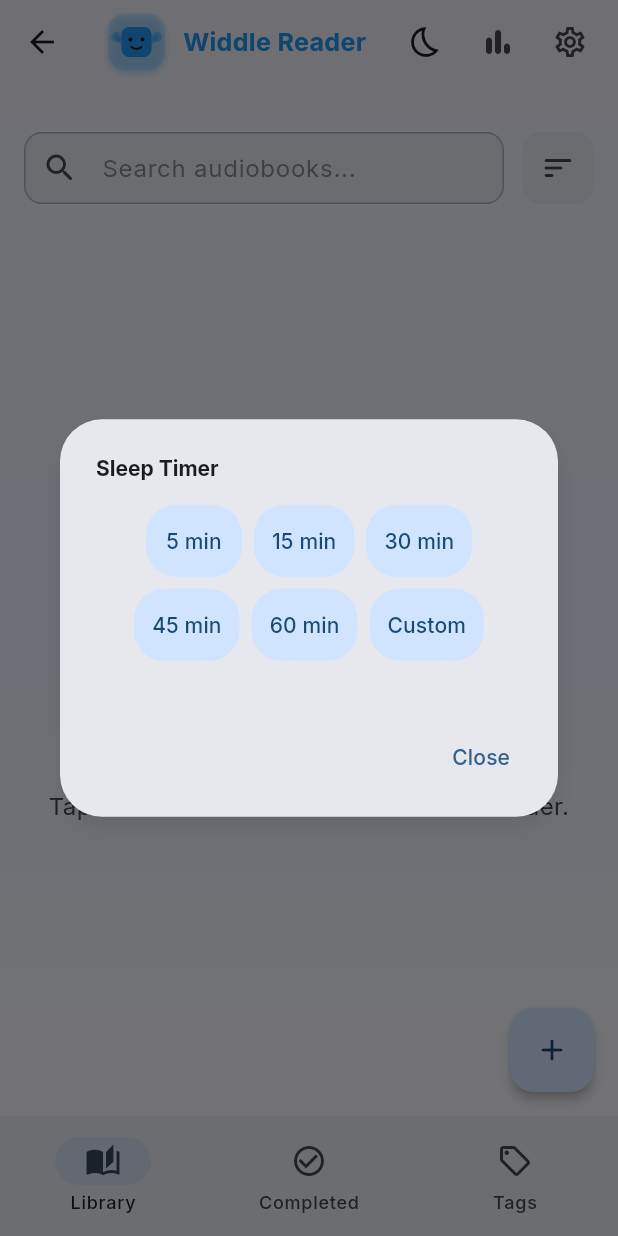
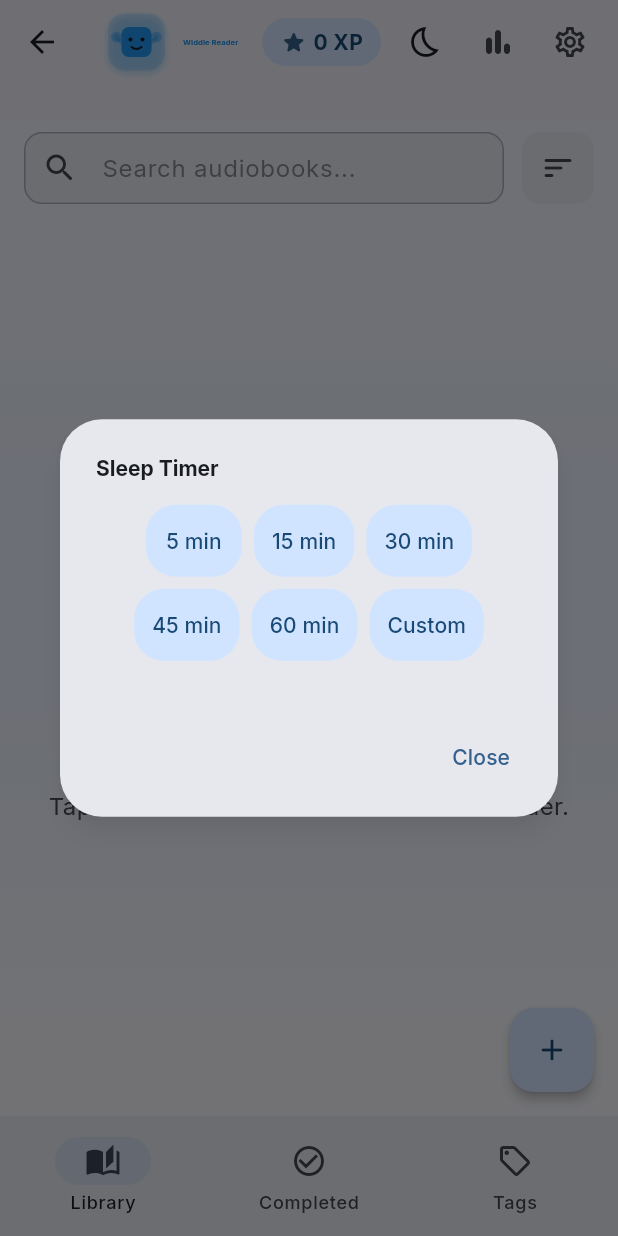
Before and after one commit to rajatmshukla/widdle_reader, a Flutter app: the LibraryScreen screen opened by its route, after a tap on the "bedtime" icon, on a phone screen of 412 x 824 dp. Run offline on Flutter 3.47's test engine with Material 3 defaults, Android fonts, the phone set to English and light mode, and no system bars; our stand-ins replace audio_service, device_info_plus, file_picker, fl_chart, flutter_colorpicker, flutter_riverpod and 10 more; missing offline and left inert: audio_session, ffmpeg_kit_flutter_new_audio, flutter_media_metadata; accounts and stored records are empty.

Commit message:
feat: Implement core application services for data storage, audio playback, and achievements, alongside foundational UI components.

```diff
--- a/lib/main.dart
+++ b/lib/main.dart
@@ -19,6 +19,7 @@ import 'theme.dart';
 import 'services/storage_service.dart';
 import 'services/simple_audio_service.dart';
 import 'services/statistics_service.dart';
+import 'services/achievement_service.dart';
 
 // Define a global navigator key to access context from anywhere
 final GlobalKey<NavigatorState> navigatorKey = GlobalKey<NavigatorState>();
@@ -113,6 +114,11 @@ Future<void> _initializeDataIntegrity() async {
     await statisticsService.initialize();
     _logDebug("Statistics service initialized with session recovery");
 
+    // Initialize achievement service for gamification
+    final achievementService = AchievementService();
+    await achievementService.initialize();
+    _logDebug("Achievement service initialized");
+
     _logDebug("Data integrity system initialized successfully");
   } catch (e) {
     _logDebug("Error initializing data integrity system: $e");
--- a/lib/models/achievement_definitions.dart
+++ b/lib/models/achievement_definitions.dart
@@ -181,6 +181,90 @@ class AchievementDefinitions {
       category: AchievementCategory.special,
       targetValue: 240,
     ),
+
+    // =========================
+    // BOOKS ACHIEVEMENTS
+    // =========================
+    'book_first': Achievement(
+      id: 'book_first',
+      name: 'First Finish',
+      description: 'Complete your first audiobook',
+      icon: Icons.menu_book,
+      tier: AchievementTier.bronze,
+      category: AchievementCategory.books,
+      targetValue: 1,
+    ),
+    'book_5': Achievement(
+      id: 'book_5',
+      name: 'Bookshelf Builder',
+      description: 'Complete 5 audiobooks',
+      icon: Icons.menu_book,
+      tier: AchievementTier.silver,
+      category: AchievementCategory.books,
+      targetValue: 5,
+    ),
+    'book_10': Achievement(
+      id: 'book_10',
+      name: 'Library Curator',
+      description: 'Complete 10 audiobooks',
+      icon: Icons.menu_book,
+      tier: AchievementTier.gold,
+      category: AchievementCategory.books,
+      targetValue: 10,
+    ),
+    'book_25': Achievement(
+      id: 'book_25',
+      name: 'Avid Reader',
+      description: 'Complete 25 audiobooks',
+      icon: Icons.menu_book,
+      tier: AchievementTier.platinum,
+      category: AchievementCategory.books,
+      targetValue: 25,
+    ),
+
+    // =========================
+    // EXPLORER ACHIEVEMENTS
+    // =========================
+    'explore_genres': Achievement(
+      id: 'explore_genres',
+      name: 'Genre Explorer',
+      description: 'Listen to 3 different books',
+      icon: Icons.explore,
+      tier: AchievementTier.bronze,
+      category: AchievementCategory.explorer,
+      targetValue: 3,
+    ),
+    'explore_long': Achievement(
+      id: 'explore_long',
+      name: 'Marathon Book',
+      description: 'Finish a book longer than 10 hours',
+      icon: Icons.explore,
+      tier: AchievementTier.silver,
+      category: AchievementCategory.explorer,
+      targetValue: 1,
+    ),
+
+    // =========================
+    // ENHANCED SESSION ACHIEVEMENTS
+    // =========================
+    'session_long_30': Achievement(
+      id: 'session_long_30',
+      name: 'Deep Diver',
+      description: 'Complete a 30+ minute session',
+      icon: Icons.timelapse,
+      tier: AchievementTier.bronze,
+      category: AchievementCategory.sessions,
+      targetValue: 30,
+    ),
+    'session_long_60': Achievement(
+      id: 'session_long_60',
+      name: 'Hour of Power',
+      description: 'Complete a 60+ minute session',
+      icon: Icons.hourglass_full,
+      tier: AchievementTier.silver,
+      category: AchievementCategory.sessions,
+      targetValue: 60,
+    ),
   };
 
   /// Get achievements by category
--- a/lib/screens/library_screen.dart
+++ b/lib/screens/library_screen.dart
@@ -22,6 +22,7 @@ import '../widgets/tag_assignment_dialog.dart';
 import '../widgets/search_bar_widget.dart';
 import '../widgets/detailed_loading_widget.dart';
 import '../widgets/mini_player_widget.dart';
+import '../widgets/xp_badge.dart';
 import '../models/audiobook.dart';
 import '../models/tag.dart';
 import '../services/storage_service.dart';
@@ -779,6 +780,12 @@ class _LibraryScreenState extends ConsumerState<LibraryScreen>
                 ],
               ),
               actions: [
+                // XP Badge
+                const Padding(
+                  padding: EdgeInsets.only(right: 6),
+                  child: XPBadge(),
+                ),
+
                 // Sleep Timer button
                 IconButton(
                   icon: CountdownTimerWidget(
--- a/lib/services/achievement_service.dart
+++ b/lib/services/achievement_service.dart
@@ -5,6 +5,7 @@ import 'dart:async';
 import '../models/achievement.dart';
 import '../models/achievement_definitions.dart';
 import 'statistics_service.dart';
+import 'storage_service.dart';
 
 /// Service for managing achievements and badge unlocking
 class AchievementService {
@@ -20,6 +21,7 @@ class AchievementService {
   // Cached instance
   SharedPreferences? _prefs;
   final StatisticsService _statsService = StatisticsService();
+  final StorageService _storageService = StorageService();
 
   // Unlocked achievements cache
   final Map<String, Achievement> _unlockedAchievements = {};
@@ -93,6 +95,13 @@ class AchievementService {
           '${now.year}-${now.month.toString().padLeft(2, '0')}-${now.day.toString().padLeft(2, '0')}';
       final todayStats = await _statsService.getDailyStats(todayString);
 
+      // Get completed books count
+      final completedBooks = await _storageService.getCompletedBooks();
+      final completedBooksCount = completedBooks.length;
+
+      // Get unique books listened to
+      final uniqueBooks = todayStats.bookDurations.keys.length;
+
       // Check each achievement
       for (final definition in AchievementDefinitions.all.values) {
         if (_unlockedAchievements.containsKey(definition.id)) {
@@ -108,6 +117,8 @@ class AchievementService {
           todayMinutes: todayStats.totalMinutes,
           currentHour: now.hour,
           isWeekend: now.weekday == 6 || now.weekday == 7,
+          booksCompleted: completedBooksCount,
+          uniqueBooksListened: uniqueBooks,
         );
 
         if (shouldUnlock) {
@@ -140,6 +151,8 @@ class AchievementService {
     required int todayMinutes,
     required int currentHour,
     required bool isWeekend,
+    required int booksCompleted,
+    required int uniqueBooksListened,
   }) {
     final target = achievement.targetValue ?? 0;
 
@@ -151,7 +164,23 @@ class AchievementService {
         return longestStreak >= target;
 
       case AchievementCategory.sessions:
+        // Handle session length achievements
+        if (achievement.id == 'session_long_30' || achievement.id == 'session_long_60') {
+          // These are checked differently - need session duration tracking
+          // For now, approximate: if today's minutes >= target, assume a long session
+          return todayMinutes >= target;
+        }
         return sessionCount >= target;
+
+      case AchievementCategory.books:
+        return booksCompleted >= target;
+
+      case AchievementCategory.explorer:
+        if (achievement.id == 'explore_genres') {
+          return uniqueBooksListened >= target;
+        }
+        // explore_long requires finishing a long book - tracked separately
+        return false;
 
       case AchievementCategory.special:
         return _checkSpecialAchievement(
@@ -161,9 +190,6 @@ class AchievementService {
           currentHour: currentHour,
           isWeekend: isWeekend,
         );
-
-      default:
-        return false;
     }
   }
 
@@ -254,6 +280,31 @@ class AchievementService {
   /// Get total achievement count
   int get totalCount => AchievementDefinitions.totalCount;
 
+  /// Calculate total XP from unlocked achievements
+  int getTotalXP() {
+    int totalXP = 0;
+    for (final achievement in _unlockedAchievements.values) {
+      switch (achievement.tier) {
+        case AchievementTier.bronze:
+          totalXP += 10;
+          break;
+        case AchievementTier.silver:
+          totalXP += 25;
+          break;
+        case AchievementTier.gold:
+          totalXP += 50;
+          break;
+        case AchievementTier.platinum:
+          totalXP += 100;
+          break;
+        case AchievementTier.diamond:
+          totalXP += 250;
+          break;
+      }
+    }
+    return totalXP;
+  }
+
   /// Get achievements by category
   Future<Map<AchievementCategory, List<Achievement>>> getAchievementsByCategory() async {
     final all = await getAllAchievements();
--- a/lib/services/simple_audio_service.dart
+++ b/lib/services/simple_audio_service.dart
@@ -39,6 +39,7 @@ class SimpleAudioService {
   final _currentChapterSubject = BehaviorSubject<int>.seeded(0);
   final _playingSubject = BehaviorSubject<bool>.seeded(false);
   final _speedSubject = BehaviorSubject<double>.seeded(1.0);
+  final _audiobookSubject = BehaviorSubject<Audiobook?>.seeded(null);
 
   // Timer for auto-saving
   Timer? _autoSaveTimer;
@@ -60,6 +61,7 @@ class SimpleAudioService {
   Stream<int> get currentChapterStream => _currentChapterSubject.stream;
   Stream<bool> get playingStream => _playingSubject.stream;
   Stream<double> get speedStream => _speedSubject.stream;
+  Stream<Audiobook?> get audiobookStream => _audiobookSubject.stream;
 
   // Current state getters
   Duration get position => _player.position;
@@ -95,6 +97,7 @@ class SimpleAudioService {
     // Update streams to reflect 'stopped/empty' state
     _currentChapterSubject.add(0);
     _playingSubject.add(false);
+    _audiobookSubject.add(null); // Notify UI components to clear stale references
 
     // Reset restoring flag after a short delay to ensure stop() events have processed
     Future.delayed(const Duration(milliseconds: 500), () {
@@ -296,6 +299,7 @@ class SimpleAudioService {
       await stopCurrentPlayback();
 
       _currentAudiobook = audiobook;
+      _audiobookSubject.add(audiobook); // Notify UI components of new audiobook
       _currentChapterIndex = startChapter.clamp(
         0,
         audiobook.chapters.length - 1,
--- a/lib/widgets/mini_player_widget.dart
+++ b/lib/widgets/mini_player_widget.dart
@@ -20,6 +20,7 @@ class _MiniPlayerWidgetState extends State<MiniPlayerWidget>
 
   StreamSubscription? _playingSubscription;
   StreamSubscription? _chapterSubscription;
+  StreamSubscription? _audiobookSubscription;
 
   bool _isPlaying = false;
   Audiobook? _currentAudiobook;
@@ -83,6 +84,29 @@ class _MiniPlayerWidgetState extends State<MiniPlayerWidget>
       }
     });
 
+    // Listen to audiobook changes (including null from backup restore)
+    _audiobookSubscription = _audioService.audiobookStream.listen((audiobook) {
+      debugPrint('MiniPlayer: audiobookStream update: ${audiobook?.title}');
+      if (mounted) {
+        final wasVisible = _currentAudiobook != null;
+        setState(() {
+          _currentAudiobook = audiobook;
+        });
+
+        // Handle visibility transitions
+        if (audiobook == null && wasVisible) {
+          // Audiobook cleared (e.g., after restore), hide mini-player
+          debugPrint('MiniPlayer: Animate out (audiobook cleared)');
+          _slideController.reverse();
+        } else if (audiobook != null && !wasVisible) {
+          // New audiobook loaded, show mini-player
+          debugPrint('MiniPlayer: Animate in (new audiobook)');
+          _slideController.forward();
+          _startMarqueeScroll();
+        }
+      }
+    });
+
     // Show with animation
     debugPrint('MiniPlayer: Initial state - audiobook: $_currentAudiobook, playing: $_isPlaying');
     if (_currentAudiobook != null) {
@@ -96,6 +120,7 @@ class _MiniPlayerWidgetState extends State<MiniPlayerWidget>
   void dispose() {
     _playingSubscription?.cancel();
     _chapterSubscription?.cancel();
+    _audiobookSubscription?.cancel();
     _slideController.dispose();
     _scrollController.dispose();
     _scrollTimer?.cancel();
--- /dev/null
+++ b/lib/widgets/xp_badge.dart
@@ -0,0 +1,67 @@
+import 'package:flutter/material.dart';
+import '../services/achievement_service.dart';
+
+/// A badge widget showing user's total XP in the app bar
+class XPBadge extends StatefulWidget {
+  const XPBadge({super.key});
+
+  @override
+  State<XPBadge> createState() => _XPBadgeState();
+}
+
+class _XPBadgeState extends State<XPBadge> {
+  final AchievementService _achievementService = AchievementService();
+  int _totalXP = 0;
+
+  @override
+  void initState() {
+    super.initState();
+    _loadXP();
+
+    // Listen for new achievement unlocks to update XP
+    _achievementService.unlockStream.listen((_) {
+      _loadXP();
+    });
+  }
+
+  Future<void> _loadXP() async {
+    await _achievementService.initialize();
+    if (mounted) {
+      setState(() {
+        _totalXP = _achievementService.getTotalXP();
+      });
+    }
+  }
+
+  @override
+  Widget build(BuildContext context) {
+    final colorScheme = Theme.of(context).colorScheme;
+
+    return Container(
+      padding: const EdgeInsets.symmetric(horizontal: 12, vertical: 6),
+      decoration: BoxDecoration(
+        color: colorScheme.primaryContainer,
+        borderRadius: BorderRadius.circular(16),
+      ),
+      child: Row(
+        mainAxisSize: MainAxisSize.min,
+        children: [
+          Icon(
+            Icons.star_rounded,
+            size: 18,
+            color: colorScheme.primary,
+          ),
+          const SizedBox(width: 4),
+          Text(
+            '$_totalXP XP',
+            style: TextStyle(
+              fontSize: 14,
+              fontWeight: FontWeight.bold,
+              color: colorScheme.onPrimaryContainer,
+            ),
+          ),
+        ],
+      ),
+    );
+  }
+}
```
Also changed, not shown: lib/services/storage_service.dart (+41 -0 lines), lib/widgets/achievement_celebration_overlay.dart (added, +190 -0 lines).
